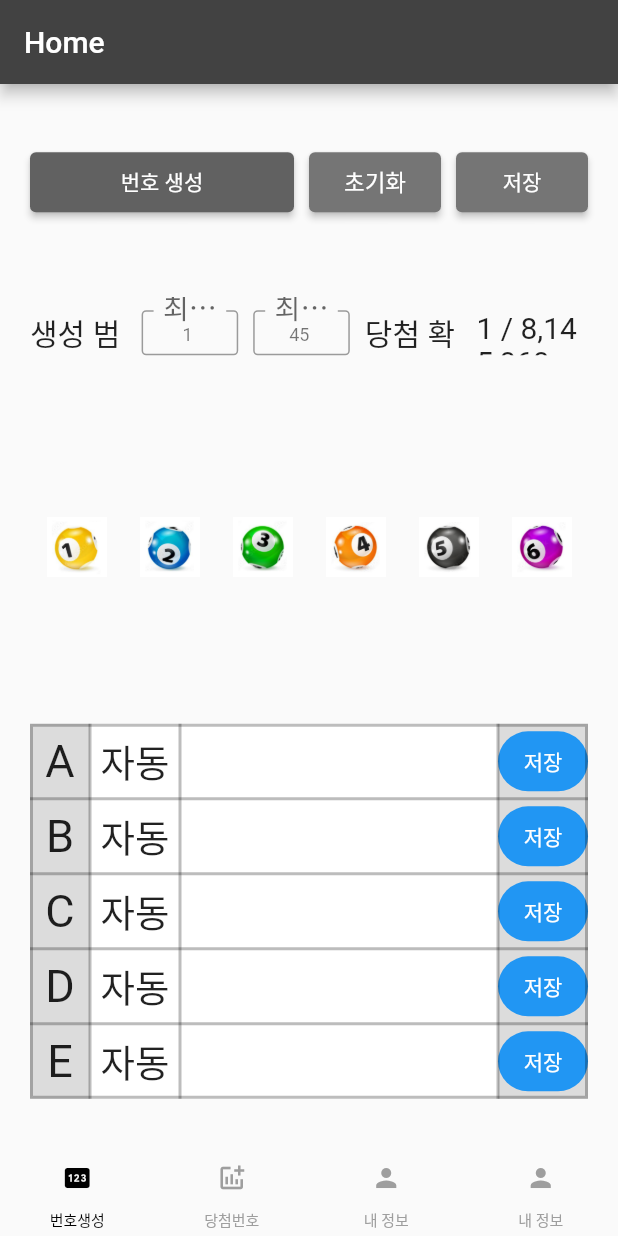
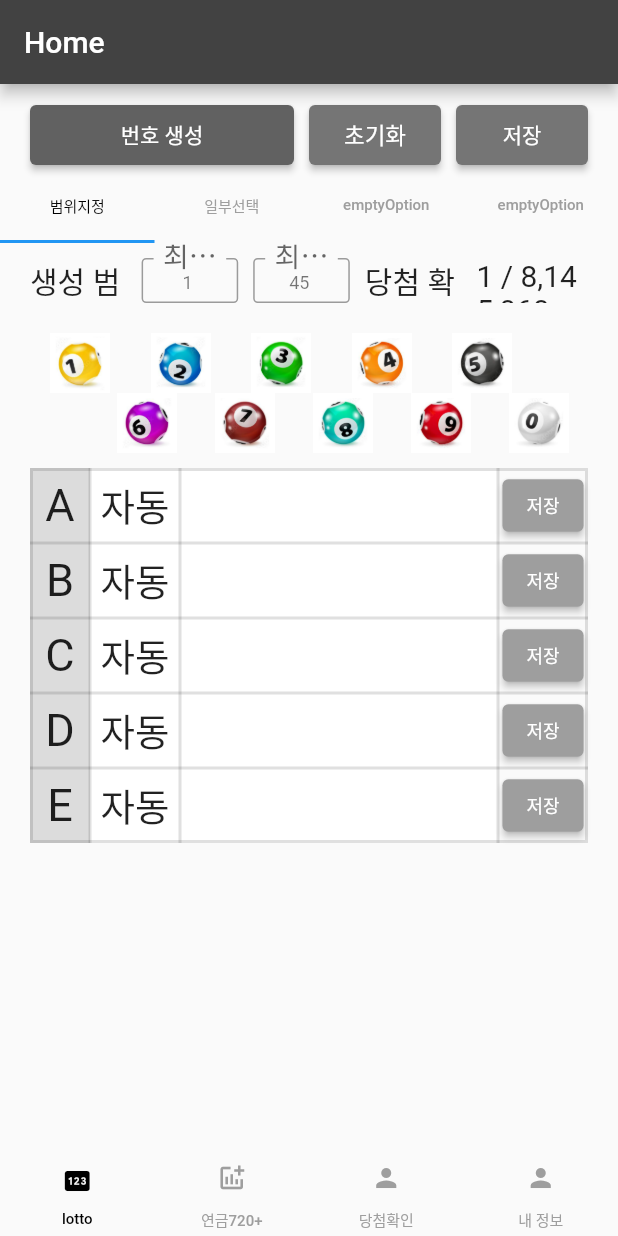
Before and after one commit to zzugoon/Lt645App, a Flutter app: the screen it shows after launch, on a phone screen of 412 x 824 dp. Run offline on Flutter 3.47's test engine with Material 2 defaults, Android fonts, the light colour scheme and no system bars; our stand-ins replace numberpicker; Roboto replaces fonts that are missing (on_goelip); project files that could hold a hidden picture were left out.

Commit message:
add optionTab

```diff
--- a/lib/home/RootPage.dart
+++ b/lib/home/RootPage.dart
@@ -2,6 +2,7 @@ import 'package:flutter/cupertino.dart';
 import 'package:flutter/material.dart';
 import 'package:intl/intl.dart';
 import 'package:lt645/model/BallNumberImage.dart';
+import 'package:lt645/tabItem/home/tabItemHome.dart';
 import 'package:numberpicker/numberpicker.dart';
 
 import '../destination/destination.dart';
@@ -14,7 +15,7 @@ class RootPage extends StatefulWidget {
   State<RootPage> createState() => _RootPageState();
 }
 
-class _RootPageState extends State<RootPage> {
+class _RootPageState extends State<RootPage> with TickerProviderStateMixin {
 
   List<dynamic> numList = [['1번','2번','3번','4번','5번','6번']];
   List<dynamic> numMapList = [];
@@ -25,11 +26,24 @@ class _RootPageState extends State<RootPage> {
     ,{'col' : 'D', 'type' : '자동'}
     ,{'col' : 'E', 'type' : '자동'}
   ];
+  static List<Widget> tabItem = <Widget>[
+    RootPage(),
+    RootPage(),
+    RootPage(),
+    RootPage(),
+  ];
 
-  dynamic rangePercent = '1';
+  var rangePercent = '1';
+  late TabController _tabController;
 
   TextEditingController getMinNum = TextEditingController(text: "1");
   TextEditingController getMaxNum = TextEditingController(text: "45");
+
+  @override
+  void initState() {
+    super.initState();
+    _tabController = TabController(length: 4, vsync: this);
+  }
 
   @override
   void dispose() {
@@ -61,10 +75,10 @@ class _RootPageState extends State<RootPage> {
         backgroundColor: Colors.grey[800],
       ),
       body: Column(
-        mainAxisAlignment: MainAxisAlignment.spaceEvenly,
+        mainAxisAlignment: MainAxisAlignment.start,
         children: <Widget>[
           Container(
-            padding: const EdgeInsets.only(left: 20, right: 20, top: 0, bottom: 10),
+            padding: const EdgeInsets.only(left: 20, right: 20, top: 10, bottom: 0),
             child: Row(
               mainAxisAlignment: MainAxisAlignment.spaceBetween,
               children: [
@@ -142,6 +156,35 @@ class _RootPageState extends State<RootPage> {
               ],
             ),
           ),
+          TabBar(
+            controller: _tabController,
+            // indicatorColor: Colors.transparent, // indicator 없애기
+            overlayColor: MaterialStatePropertyAll(Colors.black),
+            unselectedLabelColor: Colors.grey, // 선택되지 않은 tab 색
+            labelColor: Colors.black, //
+            tabs: const <Widget>[
+              Tab(
+                child: Text('범위지정',
+                  style: TextStyle(fontSize: 10.0),
+                ),
+              ),
+              Tab(
+                child: Text('일부선택',
+                  style: TextStyle(fontSize: 10.0),
+                ),
+              ),
+              Tab(
+                child: Text('emptyOption',
+                  style: TextStyle(fontSize: 10.0),
+                ),
+              ),
+              Tab(
+                child: Text('emptyOption',
+                  style: TextStyle(fontSize: 10.0),
+                ),
+              ),
+            ],
+          ),
           Container(
             padding: const EdgeInsets.only(left: 20, right: 20, top: 10, bottom: 10),
             child: Row(
@@ -171,16 +214,6 @@ class _RootPageState extends State<RootPage> {
                       child: TextField(
                         readOnly: true,
                         controller: getMinNum,
-                      // onTapOutside: (value) {
-                      //   setState(() {
-                      //     var minNum = getMinNum.text;
-                      //     var maxNum = getMaxNum.text;
-                      //     var numFormat = NumberFormat('###,###,###,###');
-                      //     GenNumber genNumber = GenNumber();
-                      //
-                      //     rangePercent = numFormat.format(genNumber.calRate(int.parse(minNum), int.parse(maxNum)));
-                      //   });
-                      // },
                         onTap: () => {
                           numberPickerDialog(context, getMinNum.text, 'min')
                         },
@@ -204,16 +237,6 @@ class _RootPageState extends State<RootPage> {
                         onTap: () => {
                           numberPickerDialog(context, getMaxNum.text, 'max')
                         },
-                      // onTapOutside: (value) {
-                      //   setState(() {
-                      //     var minNum = getMinNum.text;
-                      //     var maxNum = getMaxNum.text;
-                      //     var numFormat = NumberFormat('###,###,###,###');
-                      //     GenNumber genNumber = GenNumber();
-                      //
-                      //     rangePercent = numFormat.format(genNumber.calRate(int.parse(minNum), int.parse(maxNum)));
-                      //   });
-                      // },
                         style: Theme.of(context).textTheme.bodySmall,
                         textAlign: TextAlign.center,
                         decoration: InputDecoration(
@@ -262,9 +285,11 @@ class _RootPageState extends State<RootPage> {
           ),
           sizeBox(0.0, 10.0),
           Container(
-              height: 50,
-              margin: const EdgeInsets.only(left: 20, right: 20),
-              child: Row(
+              height: 80,
+              margin: const EdgeInsets.only(left: 20, right: 20, top: 0, bottom: 0),
+              child: Column(
+                children: [
+                  Row(
                     mainAxisAlignment: MainAxisAlignment.spaceAround,
                     children: <Widget>[
                       ballNoImage(1),
@@ -272,16 +297,29 @@ class _RootPageState extends State<RootPage> {
                       ballNoImage(3),
                       ballNoImage(4),
                       ballNoImage(5),
+                      sizeBox(10.0, 20.0),
+                    ],
+                  ),
+                  Row(
+                    mainAxisAlignment: MainAxisAlignment.spaceAround,
+                    children: <Widget>[
+                      sizeBox(20.0, 10.0),
                       ballNoImage(6),
+                      ballNoImage(7),
+                      ballNoImage(8),
+                      ballNoImage(9),
+                      ballNoImage(0),
                     ],
                   )
-          ), //*temp*
+                ],
+              )
+          ), //*temp*, //*temp*
           sizeBox(0.0, 10.0),
           Padding(
             padding: EdgeInsets.fromLTRB(20.0, 0.0, 20.0, 0.0),
             child: Table(
               border: TableBorder.all(
-                color: Colors.black26,
+                color: Colors.black12,
                 width: 2.0,
               ),
               columnWidths: const <int, TableColumnWidth>{
@@ -559,10 +597,16 @@ class _RootPageState extends State<RootPage> {
         ),
         Container(
           alignment: Alignment.center,
-          height: 50,
-          color: Colors.black12,
-          child: FilledButton(
-            child: Text('저장'),
+          child: ElevatedButton(
+            style: TextButton.styleFrom(
+              backgroundColor: Colors.grey,
+              minimumSize: Size(50, 35)
+            ),
+            child: const Text('저장',
+              style: TextStyle(
+                fontSize: 12,
+              ),
+            ),
             onPressed: () {  },
           ),
         ),
--- a/lib/main.dart
+++ b/lib/main.dart
@@ -1,4 +1,5 @@
 import 'package:flutter/material.dart';
+import 'package:lt645/tabItem/home/tabItemhome.dart';
 import 'genNum/genNumber.dart';
 import 'destination/destinationView.dart';
 import 'destination/destination.dart';
@@ -86,15 +87,15 @@ class _Lt645App extends State<Lt645App> with TickerProviderStateMixin<Lt645App>
             tabs: <Widget>[
               Tab(
                 icon : Icon(Icons.pin, size: 20.0, ),
-                child: Text('번호생성', style: TextStyle(fontSize: 10.0)),
+                child: Text('lotto', style: TextStyle(fontSize: 10.0)),
               ),
               Tab(
                 icon : Icon(Icons.addchart, size: 20.0),
-                child: Text('당첨번호', style: TextStyle(fontSize: 10.0)),
+                child: Text('연금720+', style: TextStyle(fontSize: 10.0)),
               ),
               Tab(
                 icon : Icon(Icons.person, size: 20.0),
-                child: Text('내 정보', style: TextStyle(fontSize: 10.0)),
+                child: Text('당첨확인', style: TextStyle(fontSize: 10.0)),
               ),
               Tab(
                 icon : Icon(Icons.person, size: 20.0),
```
Also changed, not shown: lib/tabItem/home/tabItemHome.dart (added, +175 -0 lines). Lines whose indentation alone changed are shown as unchanged.
